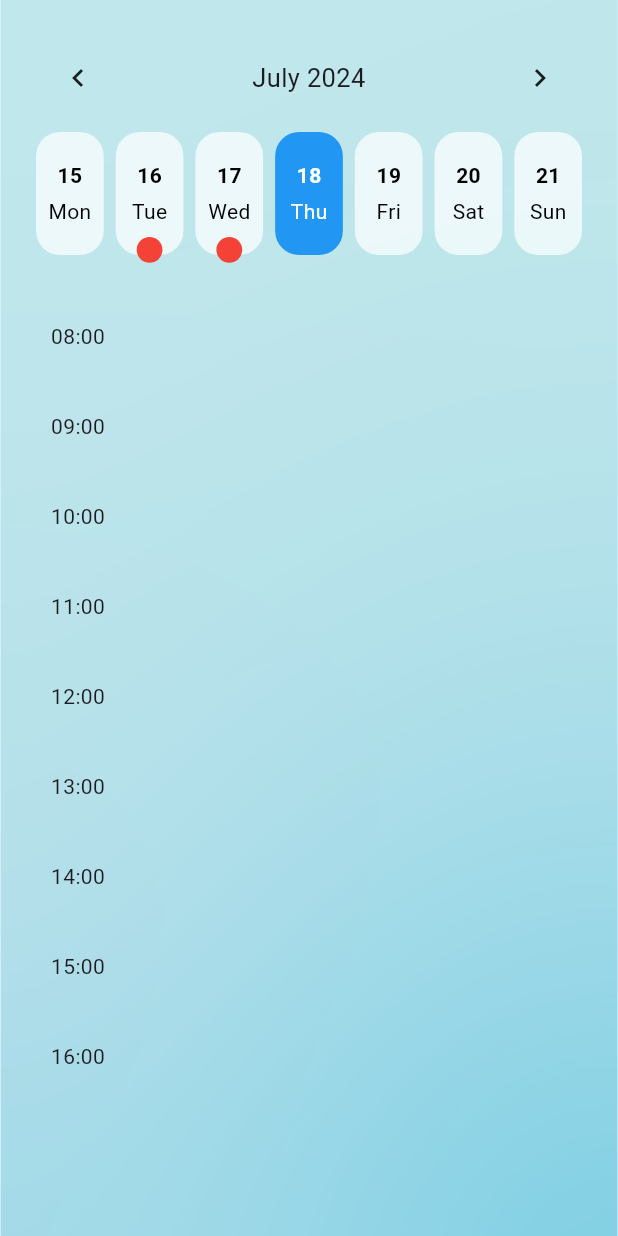
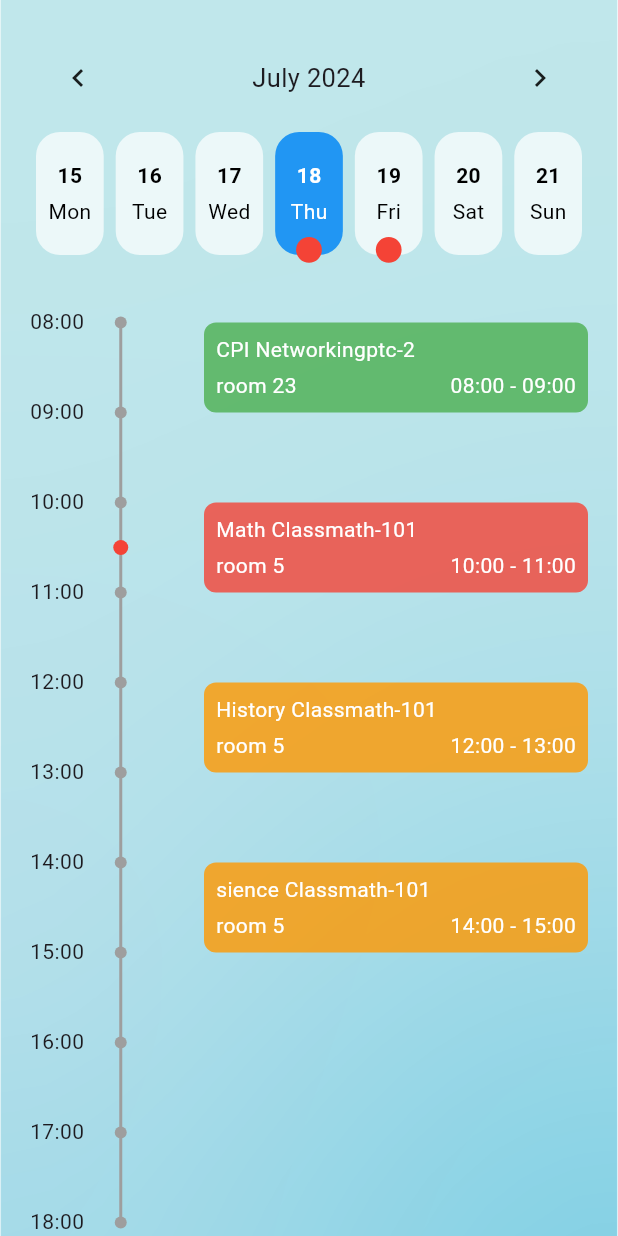
Before and after one commit to jaafarfares/flutter_basic_futures_setup, a Flutter app: the screen it shows after launch, on a phone screen of 412 x 824 dp. Run offline on Flutter 3.47's test engine with Material 3 defaults, Android fonts, the phone set to English and light mode, and no system bars; drawn by our look-alikes of table_calendar; our stand-ins replace awesome_dialog, cloud_firestore, dio, firebase_auth, firebase_core, firebase_storage and 9 more; missing offline and left inert: flutter_facebook_auth, flutterfire_ui, google_maps_flutter_android; accounts and stored records are empty.

Commit message:
cleandar with events list

```diff
--- a/table_calendar_app/lib/main.dart
+++ b/table_calendar_app/lib/main.dart
@@ -1,7 +1,6 @@
 import 'dart:math';
 
 import 'package:flutter/material.dart';
-import 'package:flutter/widgets.dart';
 import 'package:get/get.dart';
 import 'package:intl/intl.dart';
 import 'package:table_calendar/table_calendar.dart';
@@ -11,7 +10,7 @@ void main() {
 }
 
 class MyApp extends StatelessWidget {
-  const MyApp({super.key});
+  const MyApp({Key? key}) : super(key: key);
 
   @override
   Widget build(BuildContext context) {
@@ -23,14 +22,14 @@ class MyApp extends StatelessWidget {
 }
 
 class HomeScreen extends StatelessWidget {
-  const HomeScreen({Key? key});
+  const HomeScreen({Key? key}) : super(key: key);
 
   @override
   Widget build(BuildContext context) {
     final CalendarController calendarController = Get.put(CalendarController());
     return Scaffold(
-      backgroundColor: Colors.lightBlueAccent,
-      body: Container(
+      body: SingleChildScrollView(
+        child: Container(
           decoration: const BoxDecoration(
             image: DecorationImage(
               image: AssetImage("assets/shcoll_bg.png"),
@@ -97,9 +96,6 @@ class HomeScreen extends StatelessWidget {
                     todayTextStyle: const TextStyle(color: Colors.black),
                   ),
                   startingDayOfWeek: StartingDayOfWeek.monday,
-                /*  enabledDayPredicate: (DateTime day) {
-                  return day.weekday != 7;
-                }, */
                   daysOfWeekVisible: false,
                   firstDay: DateTime.utc(2021, 1, 1),
                   lastDay: DateTime.utc(2025, 12, 31),
@@ -265,133 +261,153 @@ class HomeScreen extends StatelessWidget {
                   ),
                 ),
               ),
-            const SizedBox(height: 20),
+              const SizedBox(height: 30),
               EventsListWithTimeline(),
-            /* Obx(
-              () {
-                final events = calendarController
-                    .getEventsForDay(calendarController.today.value);
-                return Expanded(
-                  child: ListView.builder(
-                    itemCount: events.length,
-                    itemBuilder: (context, index) {
-                      return Container(
-                        margin: EdgeInsets.all(12),
-                        height: 90,
-                        decoration: BoxDecoration(
-                          color: Colors.blue.withOpacity(0.2),
-
-                          /*   border: Border.all(
-                            color: Colors.black,
-                            width: 1,
-                          ), */
-                          borderRadius: BorderRadius.circular(22),
-                        ),
-                        child: Column(
-                          children: [
-                            SizedBox(height: 10),
-                            Text(
-                              "CPI ANetworking",
-                              style: TextStyle(
-                                  fontSize: 20, fontWeight: FontWeight.bold),
-                            ),
-                            Row(
-                              children: [
-                                SizedBox(width: 10),
-                                Text("time "),
-                                Text("08:00      09:00"),
             ],
           ),
-                            Row(
-                              children: [
-                                SizedBox(width: 10),
-                                Text("class "),
-                                Text("ptc-2"),
-                                Spacer(),
-                                Text("room 23",
-                              style: TextStyle(
-                                  fontSize: 18, fontWeight: FontWeight.bold, color:  Colors.black54),
-                            ),
-                                SizedBox(width: 10),
-                              ],
-                            ),
-                          ],
-                        ),
-                      );
-                    },
-                  ),
-                );
-              },
-            ), */
-          ],
         ),
       ),
     );
   }
 }
+
 class EventsListWithTimeline extends StatelessWidget {
   @override
   Widget build(BuildContext context) {
     final calendarController = Get.put(CalendarController());
 
     return Row(
+      mainAxisAlignment: MainAxisAlignment.end,
       crossAxisAlignment: CrossAxisAlignment.start,
       children: [
-        // Timeline (Vertical Line)
         Container(
-          width: 60,
-          child: Column(
+          width: 99,
+          child: Stack(
+            children: [
+              Column(
                 children: List.generate(
-              9, // Number of hours from 8:00 to 16:00
+                  11,
                   (index) {
                     final hour = 8 + index;
-                return Container(
+                    return Row(
+                      crossAxisAlignment: CrossAxisAlignment.start,
+                      children: [
+                        Container(
                           height: 60,
-                  alignment: Alignment.centerRight,
+                          alignment: Alignment.topCenter,
                           padding: const EdgeInsets.only(right: 10),
                           child: Text('${hour.toString().padLeft(2, '0')}:00'),
+                        ),
+                      ],
                     );
                   },
                 ),
+              ),
+              Positioned.fill(
+                child: CustomPaint(
+                  painter: TimelinePainter(topPadding: 11),
+                ),
+              ),
+            ],
           ),
         ),
         // Events List
         Expanded(
           child: Container(
-            height: 300,
+            padding: const EdgeInsets.only(top: 11),
+            height: 550,
             child: Obx(
               () {
                 final events = calendarController
                     .getEventsForDay(calendarController.today.value);
 
-                return ListView(
-                  children: List.generate(9, (index) {
-                    final hour = 8 + index;
-                    final hourEvents = events.where((event) {
-                      final eventStartHour = int.parse(event.startTime.split(':')[0]);
-                      return eventStartHour == hour;
-                    }).toList();
+                final currentTime = DateTime.now();
 
-                    return Container(
-                      height: 60,
-                      child: Column(
-                        children: hourEvents.map((event) {
-                          return Container(
-                            margin: EdgeInsets.only(left: 8),
-                            padding: EdgeInsets.all(4),
+                return Stack(
+                  children: events.map((event) {
+                    final startTimeParts = event.startTime.split(':');
+                    final endTimeParts = event.endTime.split(':');
+
+                    final startHour = int.parse(startTimeParts[0]);
+                    final startMinute = int.parse(startTimeParts[1]);
+                    final endHour = int.parse(endTimeParts[0]);
+                    final endMinute = int.parse(endTimeParts[1]);
+
+                    final eventStartTime =
+                        DateTime(currentTime.year, currentTime.month,
+                            currentTime.day, startHour, startMinute);
+                    final eventEndTime =
+                        DateTime(currentTime.year, currentTime.month,
+                            currentTime.day, endHour, endMinute);
+
+                    Color eventColor = Colors.orange;
+
+                    // Determine event color based on timing
+                    if (currentTime.isAfter(eventEndTime)) {
+                      // Event has already ended
+                      eventColor = Colors.green;
+                    }  else if (currentTime.isBefore(eventStartTime)) {
+  // Calculate the difference in minutes between currentTime and eventStartTime
+  final differenceInMinutes = eventStartTime.difference(currentTime).inMinutes;
+
+  // Check if the difference is less than 60 minutes
+  if (differenceInMinutes <= 60) {
+    eventColor = Colors.red;
+  }
+} else if (currentTime.isAfter(eventStartTime) &&
+                        currentTime.isBefore(eventEndTime)) {
+                      // Event is ongoing
+                      eventColor = Colors.red;
+                    }
+
+                    final topPosition =
+                        ((startHour - 8) * 60) + startMinute.toDouble();
+                    final eventHeight =
+                        ((endHour - startHour) * 60) + (endMinute - startMinute)
+                            .toDouble();
+
+                    return Positioned(
+                      top: topPosition,
+                      left: 0,
+                      right: 0,
+                      height: eventHeight,
+                      child: Container(
+                        margin: const EdgeInsets.only(left: 17),
+                        padding: const EdgeInsets.all(8),
                         decoration: BoxDecoration(
-                              color: Colors.blue,
+                          color: eventColor.withOpacity(0.8),
                           borderRadius: BorderRadius.circular(8),
                         ),
-                            child: Text(
+                        child: Column(
+                          crossAxisAlignment: CrossAxisAlignment.start,
+                          children: [
+                           Row(children: [ Text(
                               event.title,
-                              style: TextStyle(color: Colors.white),
+                              style: const TextStyle(color: Colors.white),
+                            ),
+                            Text(
+                              event.className,
+                              style: const TextStyle(color: Colors.white),
+                            ),],),
+                            const SizedBox(height: 4),
+                            Row(
+                              children: [
+                                Text(
+                                  event.room,
+                                  style: const TextStyle(color: Colors.white),
+                                ),
+                                Spacer(),
+                                Text(
+                                  '${event.startTime} - ${event.endTime}',
+                                  style: const TextStyle(color: Colors.white),
+                                ),
+                              ],
+                            ),
+                          ],
+                        ),
                       ),
                     );
                   }).toList(),
-                      ),
-                    );
-                  }),
                 );
               },
             ),
@@ -402,16 +418,61 @@ class EventsListWithTimeline extends StatelessWidget {
   }
 }
 
+class TimelinePainter extends CustomPainter {
+  final double topPadding;
+
+  TimelinePainter({this.topPadding = 0});
+
+  @override
+  void paint(Canvas canvas, Size size) {
+    final paint = Paint()
+      ..color = Colors.grey
+      ..strokeWidth = 2;
+
+    final redDotPaint = Paint()
+      ..color = Colors.red
+      ..style = PaintingStyle.fill;
+
+    final padding = 11.0;
+    final startY = topPadding;
+    final endY = size.height - 50;
+    final lineX = size.width / 2 + padding;
+
+    // Draw vertical line
+    canvas.drawLine(Offset(lineX, startY), Offset(lineX, endY), paint);
+
+    // Draw circles/knots for each hour
+    for (int i = 0; i <= 10; i++) {
+      final knotY = (i * 60).toDouble() + topPadding;
+      canvas.drawCircle(Offset(lineX, knotY), 4, paint);
+    }
+
+    // Calculate current time position
+    final currentTime = DateTime.now();
+    final currentHour = currentTime.hour;
+    final currentMinute = currentTime.minute;
+    final currentTopPosition =
+        ((currentHour - 8) * 60 + currentMinute).toDouble() + topPadding;
+
+    // Draw red dot at the current time position
+    canvas.drawCircle(Offset(lineX, currentTopPosition), 5, redDotPaint);
+  }
+
+  @override
+  bool shouldRepaint(covariant CustomPainter oldDelegate) {
+    return false;
+  }
+}
 
 class CalendarController extends GetxController {
   var today = DateTime.now().obs;
   var events = <DateTime, List<Event>>{}.obs;
+  var selectedItemPosition = 2.obs;
 
   @override
   void onInit() {
     super.onInit();
-    // Example events
-    events[DateTime(2024, 7, 16)] = [
+    events[DateTime(2024, 7, 18)] = [
       Event(
         title: 'CPI Networking',
         startTime: '08:00',
@@ -426,8 +487,22 @@ class CalendarController extends GetxController {
         className: 'math-101',
         room: 'room 5',
       ),
+        Event(
+        title: 'History Class',
+        startTime: '12:00',
+        endTime: '13:00',
+        className: 'math-101',
+        room: 'room 5',
+      ),
+        Event(
+        title: 'sience Class',
+        startTime: '14:00',
+        endTime: '15:00',
+        className: 'math-101',
+        room: 'room 5',
+      ),
     ];
-    events[DateTime(2024, 7, 17)] = [
+    events[DateTime(2024, 7, 19)] = [
       Event(
         title: 'Physics Class',
         startTime: '09:00',
@@ -469,30 +544,3 @@ class Event {
     required this.room,
   });
 }
-/* class CalendarController extends GetxController {
-  var today = DateTime.now().obs;
-  var events = <DateTime, List<String>>{}.obs;
-
-  @override
-  void onInit() {
-    super.onInit();
-
-    events[DateTime(2024, 7, 16)] = [
-      'Event 1 at 9:00 AM',
-      'Event 2 at 1:00 PM'
-    ];
-    events[DateTime(2024, 7, 17)] = [
-      'Event 3 at 10:00 AM',
-      'Event 4 at 3:00 PM'
-    ];
-  }
-
-  void onDaySelected(DateTime selectedDay, DateTime focusedDay) {
-    today.value = selectedDay;
-  }
-
-  List<String> getEventsForDay(DateTime day) {
-    return events[DateTime(day.year, day.month, day.day)] ?? [];
-  }
-}
- */
--- a/table_calendar_app/pubspec.yaml
+++ b/table_calendar_app/pubspec.yaml
@@ -38,6 +38,7 @@ dependencies:
   table_calendar: ^3.1.2
   get: ^4.6.6
   intl: ^0.19.0
+  custom_navigation_bar: ^0.8.2
 
 dev_dependencies:
   flutter_test:
```
Also changed, not shown: table_calendar_app/pubspec.lock. Lines whose indentation alone changed are shown as unchanged.
